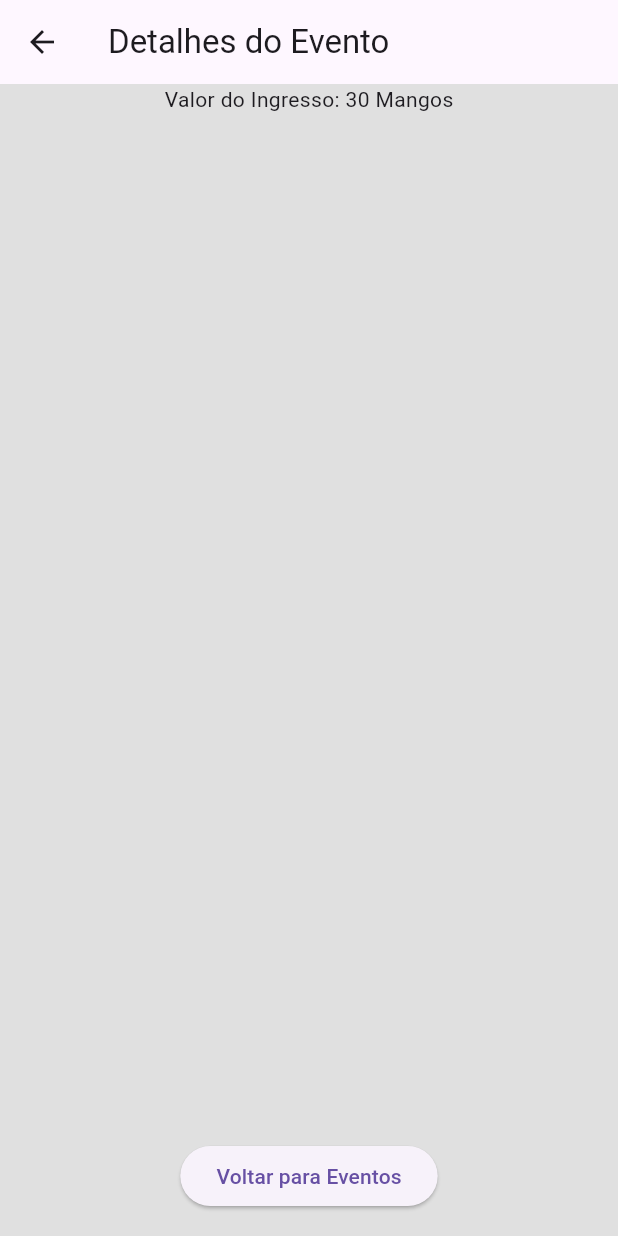
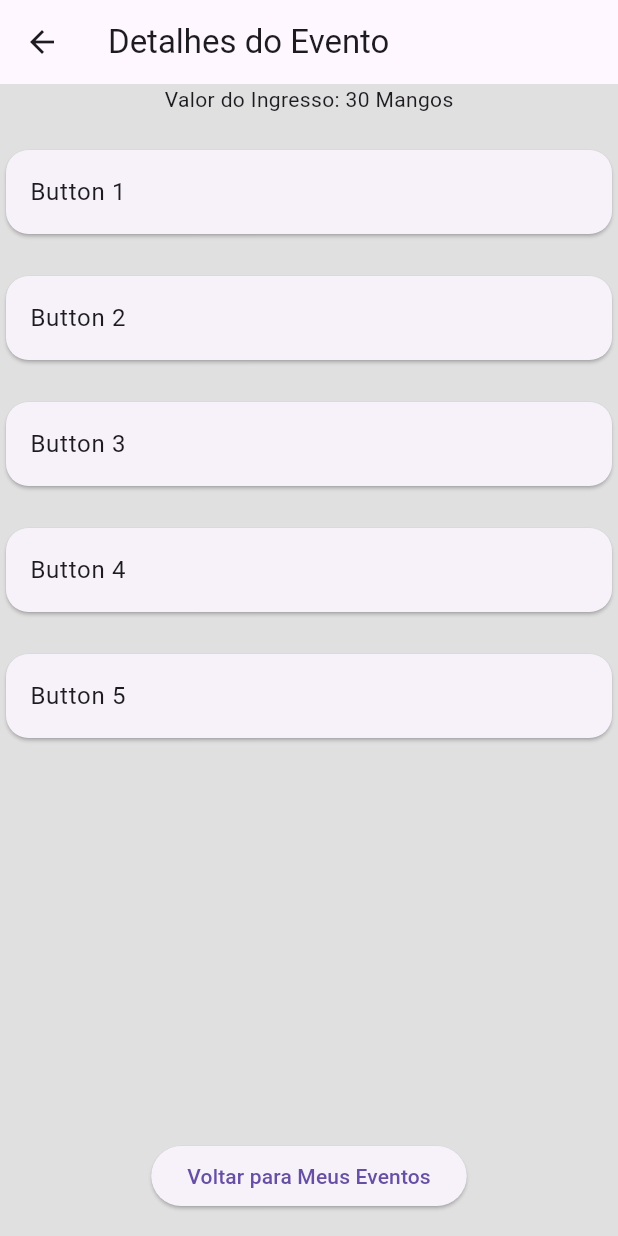
Before and after one commit to DaniloFloridi/meuEvento, a Flutter app: the BaraoVermelho screen opened directly, on a phone screen of 412 x 824 dp. Run offline on Flutter 3.47's test engine with Material 3 defaults, Android fonts, the phone set to English and light mode, and no system bars; our stand-ins replace sqflite; accounts and stored records are empty.

Commit message:
inclusão de listtile eventomusica.dart

```diff
--- a/lib/Categorias/EventoMusica.dart
+++ b/lib/Categorias/EventoMusica.dart
@@ -18,6 +18,16 @@ class BaraoVermelho extends StatelessWidget {
             Center(
               child: Text("Valor do Ingresso: 30 Mangos"),
             ),
+            SizedBox(height: 20),
+            _buildButtonListTile('Button 1', context),
+            SizedBox(height: 20),
+            _buildButtonListTile('Button 2', context),
+            SizedBox(height: 20),
+            _buildButtonListTile('Button 3', context),
+            SizedBox(height: 20),
+            _buildButtonListTile('Button 4', context),
+            SizedBox(height: 20),
+            _buildButtonListTile('Button 5', context),
             Spacer(), // Adiciona um espaço flexível para empurrar o botão para a parte inferior
             Padding(
               padding: const EdgeInsets.all(16.0),
@@ -25,7 +35,7 @@ class BaraoVermelho extends StatelessWidget {
                 onPressed: () {
                   Navigator.pop(context);
                 },
-                child: Text('Voltar para Eventos'),
+                child: Text('Voltar para Meus Eventos'),
               ),
             ),
           ],
@@ -33,4 +43,21 @@ class BaraoVermelho extends StatelessWidget {
       ),
     );
   }
+
+  Widget _buildButtonListTile(String buttonText, BuildContext context) {
+    return Card(
+      shape: RoundedRectangleBorder(
+        borderRadius: BorderRadius.circular(15.0),
+      ),
+      child: InkWell(
+        onTap: () {
+          // Adicione a lógica para o que você deseja fazer quando o botão for pressionado
+          print('$buttonText Pressionado');
+        },
+        child: ListTile(
+          title: Text(buttonText),
+        ),
+      ),
+    );
+  }
 }
```
